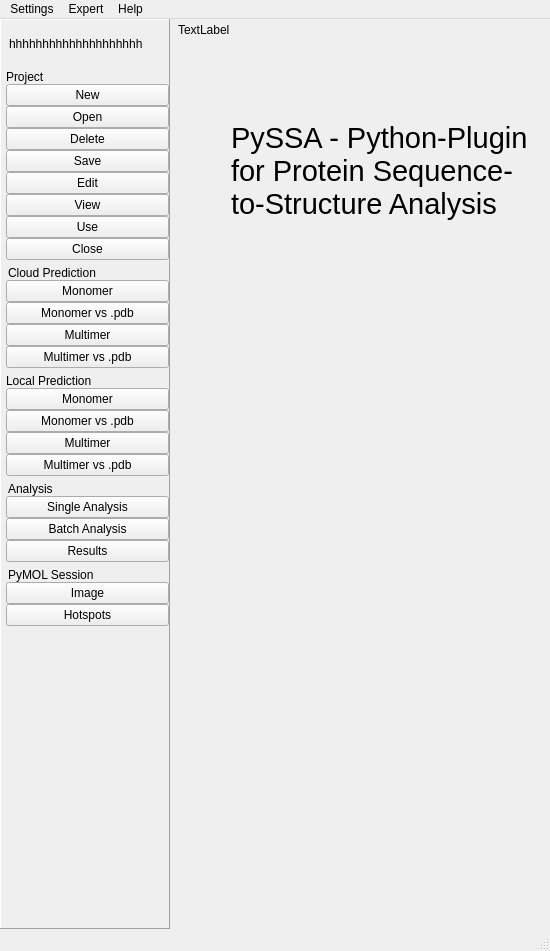
Old version of the form pyssa/gui/ui/forms/mainWindow_alt.ui in the repository urban233/PySSA.
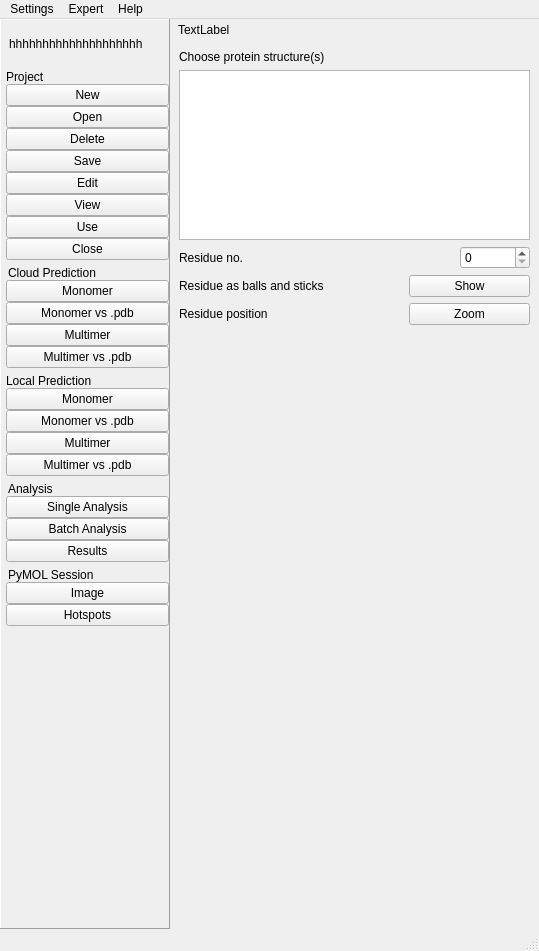
New version of the form. The open tabs and pages were chosen to show the change. Icons and pictures are not drawn.

Diff of the .ui file:
```diff
--- a/pyssa/gui/ui/forms/mainWindow_alt.ui
+++ b/pyssa/gui/ui/forms/mainWindow_alt.ui
@@ -6,7 +6,7 @@
    <rect>
     <x>0</x>
     <y>0</y>
-    <width>550</width>
+    <width>539</width>
     <height>951</height>
    </rect>
   </property>
@@ -4316,6 +4316,106 @@
               </item>
              </layout>
             </widget>
+            <widget class="QWidget" name="page">
+             <layout class="QVBoxLayout" name="verticalLayout_88">
+              <item>
+               <layout class="QVBoxLayout" name="verticalLayout_58">
+                <item>
+                 <widget class="QLabel" name="label_5">
+                  <property name="text">
+                   <string>Choose protein structure(s)</string>
+                  </property>
+                 </widget>
+                </item>
+                <item>
+                 <widget class="QListWidget" name="list_hotspots_choose_protein"/>
+                </item>
+               </layout>
+              </item>
+              <item>
+               <layout class="QHBoxLayout" name="horizontalLayout_69">
+                <item>
+                 <widget class="QLabel" name="lbl_hotspots_resi_no">
+                  <property name="text">
+                   <string>Residue no.</string>
+                  </property>
+                 </widget>
+                </item>
+                <item>
+                 <widget class="QSpinBox" name="sp_hotspots_resi_no">
+                  <property name="maximumSize">
+                   <size>
+                    <width>70</width>
+                    <height>16777215</height>
+                   </size>
+                  </property>
+                 </widget>
+                </item>
+               </layout>
+              </item>
+              <item>
+               <layout class="QHBoxLayout" name="horizontalLayout_67">
+                <item>
+                 <widget class="QLabel" name="lbl_hotspots_resi_show">
+                  <property name="text">
+                   <string>Residue as balls and sticks</string>
+                  </property>
+                 </widget>
+                </item>
+                <item>
+                 <widget class="QPushButton" name="btn_hotspots_resi_show">
+                  <property name="maximumSize">
+                   <size>
+                    <width>121</width>
+                    <height>16777215</height>
+                   </size>
+                  </property>
+                  <property name="text">
+                   <string>Show</string>
+                  </property>
+                 </widget>
+                </item>
+               </layout>
+              </item>
+              <item>
+               <layout class="QHBoxLayout" name="horizontalLayout_68">
+                <item>
+                 <widget class="QLabel" name="lbl_hotspots_resi_zoom">
+                  <property name="text">
+                   <string>Residue position</string>
+                  </property>
+                 </widget>
+                </item>
+                <item>
+                 <widget class="QPushButton" name="btn_hotspots_resi_zoom">
+                  <property name="maximumSize">
+                   <size>
+                    <width>121</width>
+                    <height>16777215</height>
+                   </size>
+                  </property>
+                  <property name="text">
+                   <string>Zoom</string>
+                  </property>
+                 </widget>
+                </item>
+               </layout>
+              </item>
+              <item>
+               <spacer name="verticalSpacer_13">
+                <property name="orientation">
+                 <enum>Qt::Vertical</enum>
+                </property>
+                <property name="sizeHint" stdset="0">
+                 <size>
+                  <width>20</width>
+                  <height>617</height>
+                 </size>
+                </property>
+               </spacer>
+              </item>
+             </layout>
+            </widget>
            </widget>
           </item>
          </layout>
@@ -4331,8 +4431,8 @@
     <rect>
      <x>0</x>
      <y>0</y>
-     <width>550</width>
-     <height>26</height>
+     <width>539</width>
+     <height>18</height>
     </rect>
    </property>
    <widget class="QMenu" name="menuSettings">
```
Left out of the diff: 2 changed lines with no effect on the pictures.
